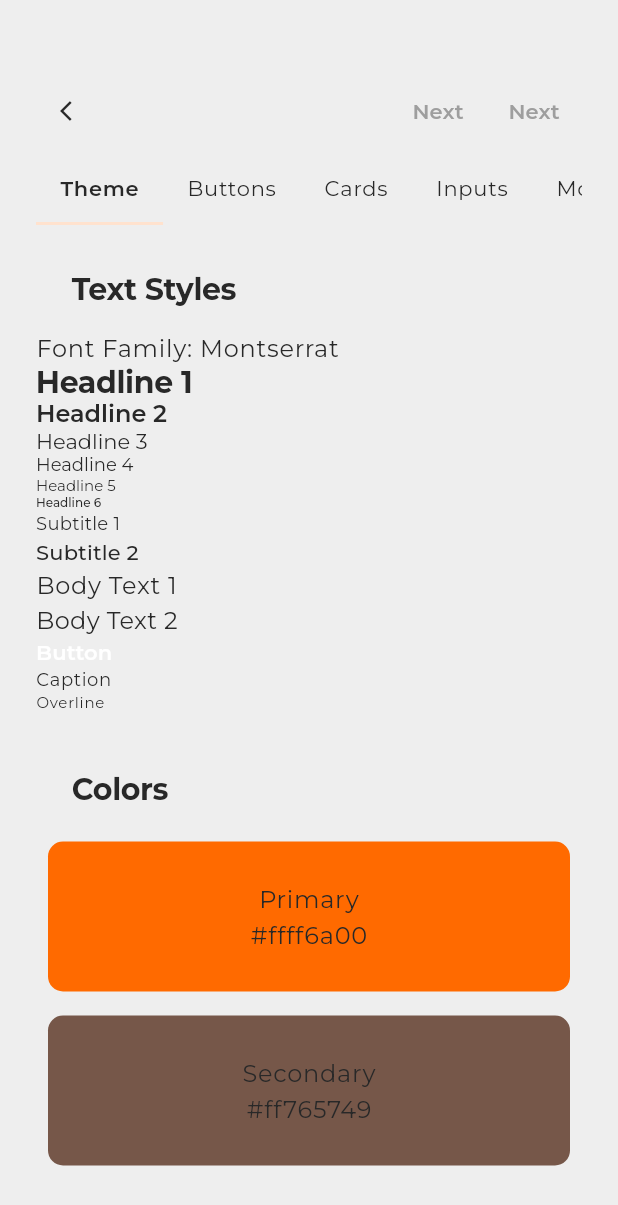
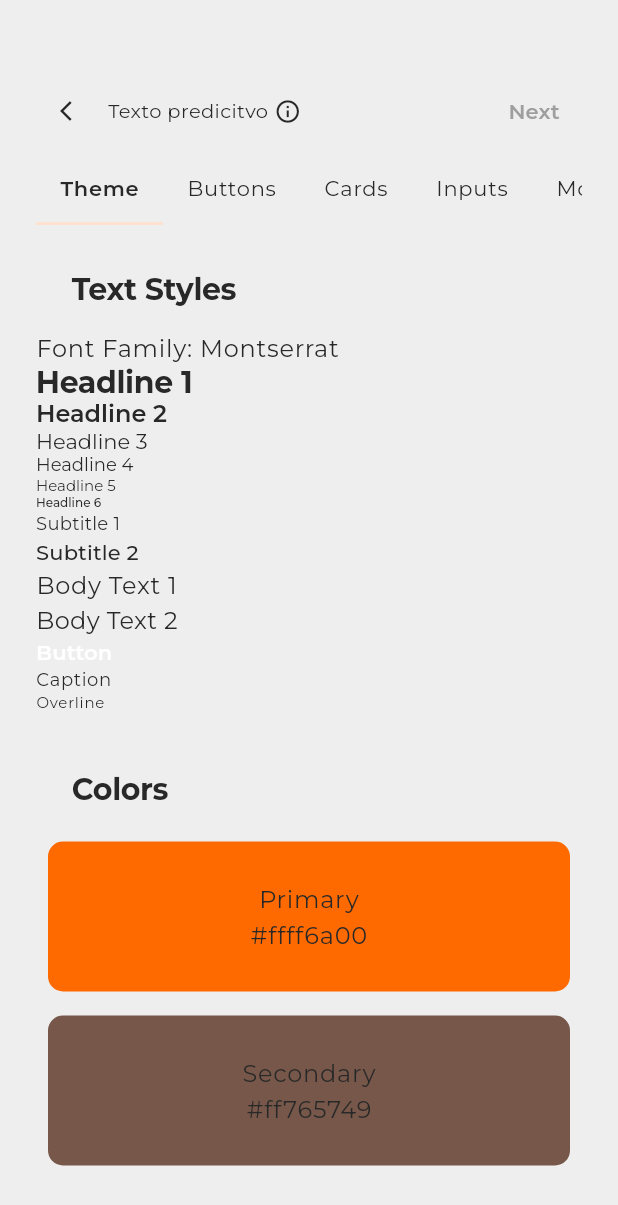
Before and after one commit to OTTAA-Project/OTTAA_flutter_theme, a Flutter app: the screen it shows after launch, after a tap on "Next", on a phone screen of 412 x 824 dp. Shown: the top 1205 px of the screen. Run offline on Flutter 3.47's test engine with Material 2 defaults, Android fonts, the phone set to English and light mode, and no system bars; drawn by our look-alikes of auto_size_text; network calls fail.

Commit message:
feat: fixed some overflows in appbar and pictogram card

```diff
--- a/example/lib/screens/cards_screen.dart
+++ b/example/lib/screens/cards_screen.dart
@@ -87,7 +87,7 @@ class CardsScreen extends StatelessWidget {
         const SizedBox(height: 16),
         const TitleWidget(title: 'Pictogram Card w/ Switch'),
         PictogramCard(
-          title: 'Acciones',
+          title: 'LIBRO DEL RESTAURANTE',
           actionText: 'Ver Pictogramas',
           pictogram: const NetworkImage(
             'https://media.discordapp.net/attachments/1022491179041968148/1049659463424020570/image.png',
--- a/example/lib/screens/home.dart
+++ b/example/lib/screens/home.dart
@@ -1,3 +1,4 @@
+import 'package:auto_size_text/auto_size_text.dart';
 import 'package:example/screens/modals_screen.dart';
 import 'package:example/screens/buttons_screen.dart';
 import 'package:example/screens/cards_screen.dart';
@@ -26,17 +27,23 @@ class _HomeScreenState extends State<HomeScreen> with TickerProviderStateMixin {
             onPressed: () {},
             splashRadius: 24,
           ),
+          title: Row(
+            children: [
+              const AutoSizeText(
+                "Texto predicitvo",
+                minFontSize: 4,
+                maxLines: 1,
+                overflow: TextOverflow.ellipsis,
+                style: TextStyle(fontSize: 13),
+              ),
+              const SizedBox(width: 4),
+              GestureDetector(
+                onTap: () {},
+                child: const Icon(Icons.info_outline, size: 18),
+              )
+            ],
+          ),
           actions: [
-            TextButton(
-              onPressed: () {},
-              child: Text("Next"),
-              style: TextButton.styleFrom(
-                backgroundColor: Colors.transparent,
-                splashFactory: NoSplash.splashFactory,
-                enableFeedback: false,
-                foregroundColor: Colors.grey,
-              ),
-            ),
             TextButton(
               onPressed: () {},
               child: Text("Next"),
--- a/example/pubspec.yaml
+++ b/example/pubspec.yaml
@@ -13,6 +13,7 @@ dependencies:
   cupertino_icons: ^1.0.2
   ottaa_ui_kit:
     path: ../
+  auto_size_text: ^3.0.0
 
 dev_dependencies:
   flutter_test:
--- a/lib/src/widgets/appbar/appbar.dart
+++ b/lib/src/widgets/appbar/appbar.dart
@@ -39,8 +39,8 @@ class OTTAAAppBar extends StatelessWidget implements PreferredSizeWidget {
                   children: [
                     if (leading != null) leading,
                     if (title != null)
-                      Expanded(
-                        flex: 2,
+                      Flexible(
+                        fit: FlexFit.tight,
                         child: title!,
                       ),
                     if (actions != null)
--- a/pubspec.yaml
+++ b/pubspec.yaml
@@ -1,6 +1,6 @@
 name: ottaa_ui_kit
 description: A UI Kit for OTTAA Project
-version: 0.0.11
+version: 0.0.12
 homepage: https://ottaaproject.com
 
 environment:
@@ -8,6 +8,7 @@ environment:
   flutter: ">=1.17.0"
 
 dependencies:
+  auto_size_text: ^3.0.0
   flutter:
     sdk: flutter
 
```
Also changed, not shown: lib/src/constants/paddings.dart (added, +8 -0 lines), lib/src/constants/spacings.dart (added, +8 -0 lines), lib/src/widgets/cards/pictogram_card.dart (+15 -5 lines), example/pubspec.lock.
